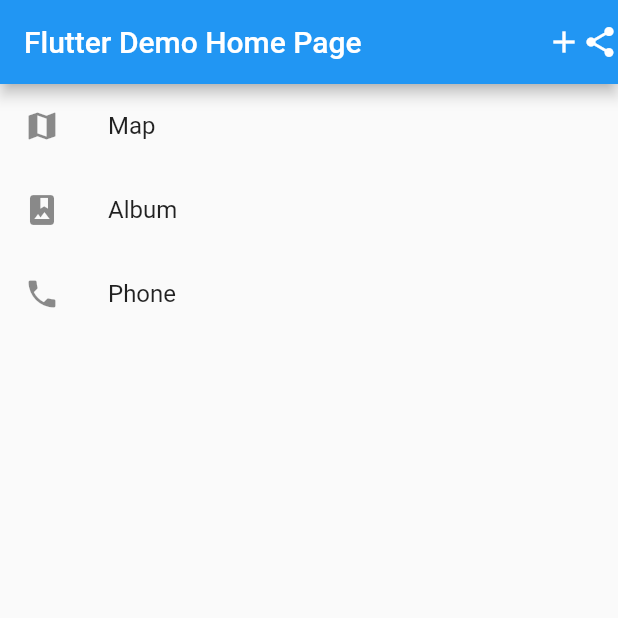
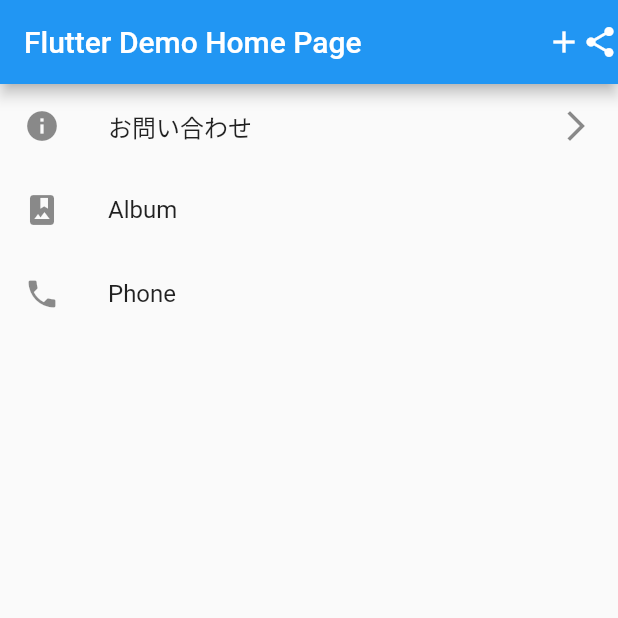
Before and after one commit to zizynonno/flutter_sandbox, a Flutter app: the screen it shows after launch, on a phone screen of 412 x 824 dp, the top half of it. Run offline on Flutter 3.47's test engine with Material 2 defaults, Android fonts, the phone set to English and light mode, and no system bars.

Commit message:
リスト

```diff
--- a/lib/main.dart
+++ b/lib/main.dart
@@ -44,8 +44,18 @@ class _MyHomePageState extends State<MyHomePage> {
           child: ListView(
             children: <Widget>[
               ListTile(
-                leading: Icon(Icons.map),
-                title: Text('Map'),
+                leading: Icon(Icons.info),
+                title: Text('お問い合わせ'),
+                trailing: Icon(Icons.arrow_forward_ios),
+                onTap: () {
+                  Navigator.push(
+                    context,
+                    MaterialPageRoute(
+                      builder: (context) => NextPage('あいうえおんがく')
+                    )
+
+                  );
+                },
               ),
               ListTile(
                 leading: Icon(Icons.photo_album),
```
